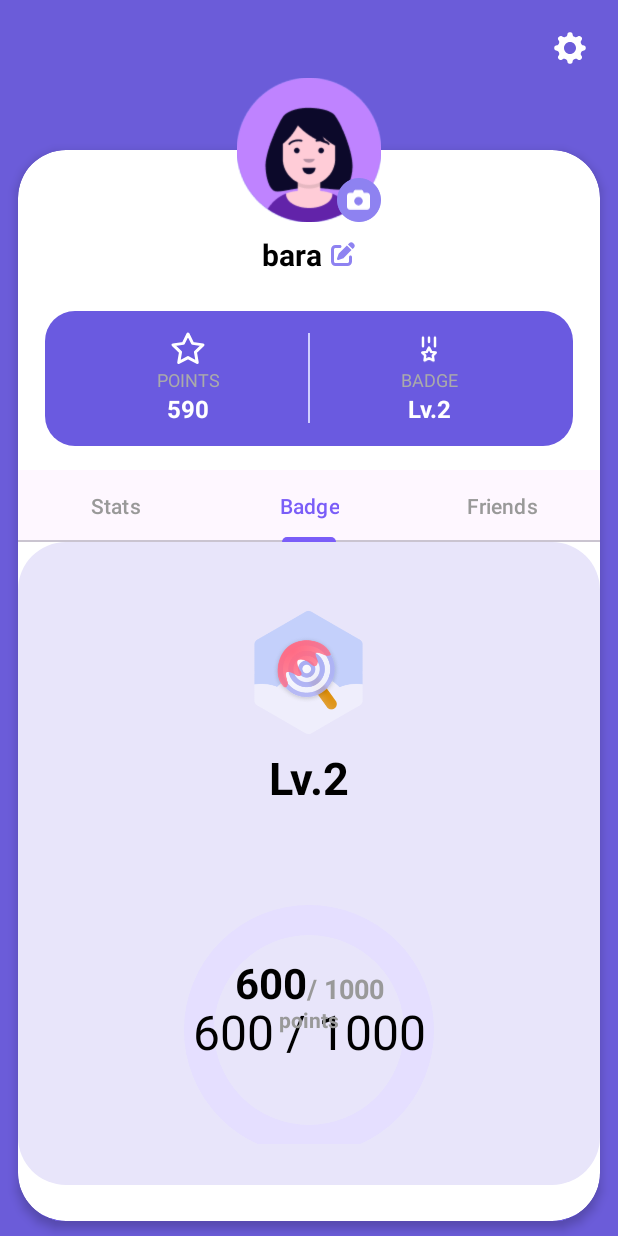
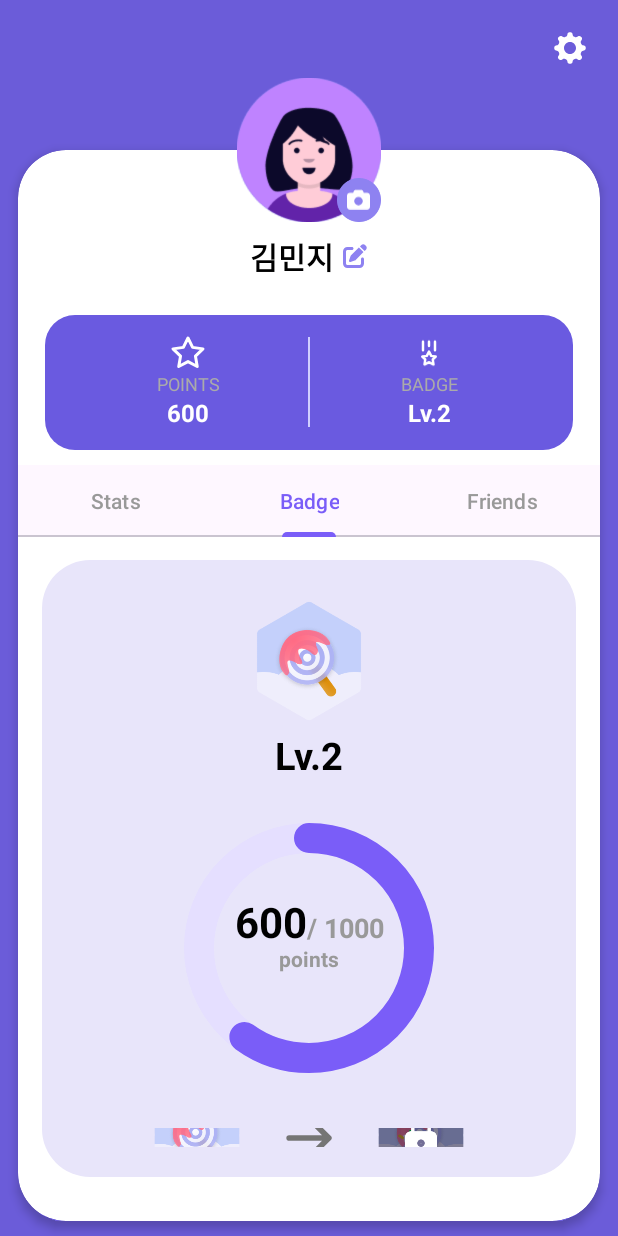
Before and after one commit to NewsBara/NewsBara_Frontend, an Android app: the fragment MyPageFragment placed in its activity, tab 2 chosen, on a phone screen of 412 x 824 dp. Run offline under Robolectric (Android 15) with nearby library versions, the phone set to English and light mode, and no system bars; pictures from the network do not load.

Commit message:
마이페이지 ui 완성/데이터 바인딩

```diff
--- a/app/src/main/java/com/example/newsbara/BadgeFragment.kt
+++ b/app/src/main/java/com/example/newsbara/BadgeFragment.kt
@@ -1,10 +1,7 @@
 package com.example.newsbara
 
-import android.graphics.Color
 import android.graphics.Typeface
 import android.os.Bundle
-import android.text.Spannable
-import android.text.SpannableString
 import android.text.SpannableStringBuilder
 import android.text.Spanned
 import android.text.style.AbsoluteSizeSpan
@@ -13,16 +10,17 @@ import android.text.style.StyleSpan
 import android.view.LayoutInflater
 import android.view.View
 import android.view.ViewGroup
-import android.widget.TextView
 import androidx.core.content.ContextCompat
 import androidx.fragment.app.Fragment
 import com.example.newsbara.data.BadgeInfo
 import com.example.newsbara.databinding.FragmentBadgeBinding
 
+
 class BadgeFragment : Fragment() {
 
     private var _binding: FragmentBadgeBinding? = null
     private val binding get() = _binding!!
+    private lateinit var viewModel: SharedViewModel
 
     private val dummyBadge = BadgeInfo(
         currentBadgeName = "level 3",
@@ -45,17 +43,24 @@ class BadgeFragment : Fragment() {
     }
 
     override fun onViewCreated(view: View, savedInstanceState: Bundle?) {
-        // 프로그레스 설정
-        binding.customCircularProgressView.setCurrentProgress(
-            current = dummyBadge.currentPoints,
-            max = dummyBadge.nextBadgeMinPoint
-        )
+        viewModel = (requireActivity().application as MyApp).sharedViewModel
 
-        // 텍스트 스타일 적용
-        binding.tvProgressText.text = buildStyledProgress(
-            dummyBadge.currentPoints,
-            dummyBadge.nextBadgeMinPoint
-        )
+        // 👉 더미 데이터 수동으로 ViewModel에 주입
+        viewModel.setBadgeInfo(dummyBadge)
+
+        viewModel.badgeInfo.observe(viewLifecycleOwner) { badge ->
+            // 프로그레스 뷰 반영
+            binding.customCircularProgressView.setCurrentProgress(
+                current = badge.currentPoints,
+                max = badge.nextBadgeMinPoint
+            )
+
+            // 텍스트 스타일 반영
+            binding.tvProgressText.text = buildStyledProgress(
+                badge.currentPoints,
+                badge.nextBadgeMinPoint
+            )
+        }
     }
 
     private fun buildStyledProgress(current: Int, max: Int): SpannableStringBuilder {
--- a/app/src/main/java/com/example/newsbara/CustomCircularProgress.kt
+++ b/app/src/main/java/com/example/newsbara/CustomCircularProgress.kt
@@ -14,8 +14,8 @@ class CustomCircularProgressView @JvmOverloads constructor(
     attrs: AttributeSet? = null
 ) : View(context, attrs) {
 
-    var progress: Int = 0     // 현재 포인트
-    var maxProgress: Int = 0 // 최대 포인트
+    var progress: Int = 600     // 현재 포인트
+    var maxProgress: Int = 1000 // 최대 포인트
 
     private val bgPaint = Paint(Paint.ANTI_ALIAS_FLAG).apply {
         color = Color.parseColor("#E5DFFF")
@@ -29,12 +29,6 @@ class CustomCircularProgressView @JvmOverloads constructor(
         strokeWidth = 30f
         style = Paint.Style.STROKE
         strokeCap = Paint.Cap.ROUND
-    }
-
-    private val textPaint = Paint(Paint.ANTI_ALIAS_FLAG).apply {
-        color = Color.BLACK
-        textSize = 48f
-        textAlign = Paint.Align.CENTER
     }
 
     override fun onDraw(canvas: Canvas) {
@@ -56,12 +50,8 @@ class CustomCircularProgressView @JvmOverloads constructor(
         canvas.drawArc(rect, 0f, 360f, false, bgPaint)
 
         // 진행 원
-        val sweepAngle = (progress / maxProgress) * 360f
+        val sweepAngle = (progress.toFloat() / maxProgress.toFloat()) * 360f
         canvas.drawArc(rect, -90f, sweepAngle, false, progressPaint)
-
-        // 텍스트
-        val text = "${progress.toInt()} / ${maxProgress.toInt()}"
-        canvas.drawText(text, centerX, centerY + 20f, textPaint)
     }
 
     fun setCurrentProgress(current: Int, max: Int) {
--- a/app/src/main/java/com/example/newsbara/HomeActivity.kt
+++ b/app/src/main/java/com/example/newsbara/HomeActivity.kt
@@ -12,11 +12,9 @@ import androidx.recyclerview.widget.RecyclerView
 import com.example.newsbara.adapter.VideoSectionAdapter
 import com.example.newsbara.data.HistoryItem
 import com.example.newsbara.data.SubtitleLine
-import com.example.newsbara.data.VideoItem
 import com.example.newsbara.data.VideoSection
 import com.example.newsbara.retrofit.RetrofitClient
 import kotlinx.coroutines.launch
-import androidx.fragment.app.Fragment
 
 
 
--- a/app/src/main/java/com/example/newsbara/MyPageFragment.kt
+++ b/app/src/main/java/com/example/newsbara/MyPageFragment.kt
@@ -4,9 +4,11 @@ import android.os.Bundle
 import android.view.LayoutInflater
 import android.view.View
 import android.view.ViewGroup
+import android.widget.TextView
 import androidx.fragment.app.Fragment
 import androidx.viewpager2.widget.ViewPager2
 import com.example.newsbara.adapter.MyPageViewPagerAdapter
+import com.example.newsbara.data.MyPageInfo
 import com.google.android.material.tabs.TabLayout
 import com.google.android.material.tabs.TabLayoutMediator
 
@@ -15,14 +17,24 @@ class MyPageFragment : Fragment() {
     private lateinit var tabLayout: TabLayout
     private lateinit var viewPager: ViewPager2
     private lateinit var adapter: MyPageViewPagerAdapter
+    private lateinit var viewModel: SharedViewModel
+
+    private lateinit var pointsText: TextView
+    private lateinit var badgeText: TextView
+    private lateinit var nameText: TextView
 
     override fun onCreateView(inflater: LayoutInflater, container: ViewGroup?, savedInstanceState: Bundle?): View? {
         return inflater.inflate(R.layout.fragment_mypage, container, false)
     }
 
     override fun onViewCreated(view: View, savedInstanceState: Bundle?) {
+        viewModel = (requireActivity().application as MyApp).sharedViewModel
+
         tabLayout = view.findViewById(R.id.tabLayout)
         viewPager = view.findViewById(R.id.viewPager)
+        pointsText = view.findViewById(R.id.points)
+        badgeText = view.findViewById(R.id.badge)
+        nameText = view.findViewById(R.id.tvName)
 
         adapter = MyPageViewPagerAdapter(this)
         viewPager.adapter = adapter
@@ -31,5 +43,22 @@ class MyPageFragment : Fragment() {
         TabLayoutMediator(tabLayout, viewPager) { tab, position ->
             tab.text = tabTitles[position]
         }.attach()
+
+        val dummyInfo = MyPageInfo(
+            id = 1,
+            email = "test@example.com",
+            name = "김민지",
+            badgeName = "Lv.2",
+            point = 600,
+            profileImg = null
+        )
+        viewModel.setMyPageInfo(dummyInfo)
+
+        // LiveData 관찰
+        viewModel.myPageInfo.observe(viewLifecycleOwner) { info ->
+            pointsText.text = info.point.toString()
+            badgeText.text = info.badgeName
+            nameText.text = info.name
+        }
     }
 }
--- a/app/src/main/java/com/example/newsbara/SharedViewModel.kt
+++ b/app/src/main/java/com/example/newsbara/SharedViewModel.kt
@@ -3,12 +3,12 @@ package com.example.newsbara
 import androidx.lifecycle.LiveData
 import androidx.lifecycle.MutableLiveData
 import androidx.lifecycle.ViewModel
+import com.example.newsbara.data.BadgeInfo
 import com.example.newsbara.data.Friend
 import com.example.newsbara.data.HistoryItem
-import com.example.newsbara.data.ShadowingSentence
+import com.example.newsbara.data.MyPageInfo
 import com.example.newsbara.data.SubtitleLine
-import com.example.newsbara.data.VideoItem
-import com.example.newsbara.data.VideoProgress
+
 
 class SharedViewModel : ViewModel() {
     val highlightWords = listOf("accelerating", "global", "urgent")
@@ -22,17 +22,20 @@ class SharedViewModel : ViewModel() {
     private val _thumbnailUrl = MutableLiveData<String>()
     val thumbnailUrl: LiveData<String> get() = _thumbnailUrl
 
-
     private val _subtitleList = MutableLiveData<List<SubtitleLine>>()
     val subtitleList: MutableLiveData<List<SubtitleLine>> get() = _subtitleList
 
     private val _historyList = MutableLiveData<List<HistoryItem>>(mutableListOf())
     val historyList: LiveData<List<HistoryItem>> get() = _historyList
 
+    private val _myPageInfo = MutableLiveData<MyPageInfo>()
+    val myPageInfo: LiveData<MyPageInfo> = _myPageInfo
+
+    private val _badgeInfo = MutableLiveData<BadgeInfo>()
+    val badgeInfo: LiveData<BadgeInfo> get() = _badgeInfo
 
     private val _friendList = MutableLiveData<List<Friend>>()
     val friendList: LiveData<List<Friend>> get() = _friendList
-
 
     fun setVideoProgress(item: HistoryItem) {
         _videoId.value = item.videoId
@@ -46,6 +49,14 @@ class SharedViewModel : ViewModel() {
         _subtitleList.value = subs
     }
 
+    fun setMyPageInfo(info: MyPageInfo) {
+        _myPageInfo.value = info
+    }
+
+    fun setBadgeInfo(info: BadgeInfo) {
+        _badgeInfo.value = info
+    }
+
     fun addToHistory(video: HistoryItem) {
         val currentList = _historyList.value?.toMutableList() ?: mutableListOf()
 
--- a/app/src/main/java/com/example/newsbara/StatsFragment.kt
+++ b/app/src/main/java/com/example/newsbara/StatsFragment.kt
@@ -11,9 +11,7 @@ import androidx.recyclerview.widget.LinearLayoutManager
 import androidx.recyclerview.widget.RecyclerView
 import com.example.newsbara.adapter.StatsAdapter
 import com.example.newsbara.data.HistoryItem
-import com.example.newsbara.data.Step
-import com.example.newsbara.data.VideoItem
-import com.example.newsbara.data.VideoProgress
+
 class StatsFragment : Fragment() {
 
     private lateinit var recyclerView: RecyclerView
--- a/app/src/main/res/layout/fragment_badge.xml
+++ b/app/src/main/res/layout/fragment_badge.xml
@@ -1,14 +1,20 @@
 <?xml version="1.0" encoding="utf-8"?>
-<androidx.cardview.widget.CardView
-    xmlns:android="http://schemas.android.com/apk/res/android"
+<LinearLayout xmlns:android="http://schemas.android.com/apk/res/android"
     xmlns:app="http://schemas.android.com/apk/res-auto"
+    android:layout_width="match_parent"
+    android:layout_height="wrap_content"
     xmlns:tools="http://schemas.android.com/tools"
-    android:layout_width="match_parent"
-    android:layout_height="match_parent"
-    app:cardCornerRadius="32dp"
-    app:cardElevation="0dp"
-    android:layout_margin="16dp"
-    android:background="#EDE7FF">
+    android:orientation="vertical"
+    android:paddingTop="10dp">
+
+    <androidx.cardview.widget.CardView
+        android:layout_width="match_parent"
+        android:layout_height="wrap_content"
+        app:cardCornerRadius="32dp"
+        app:cardElevation="0dp"
+        android:layout_marginHorizontal="16dp"
+        android:layout_marginVertical="5dp"
+        android:background="#E8E5FA">
 
     <LinearLayout
         android:layout_width="match_parent"
@@ -16,36 +22,35 @@
         android:orientation="vertical"
         android:gravity="center_horizontal"
         android:background="#E8E5FA"
-        android:paddingTop="45dp">
+        android:paddingTop="27dp">
 
         <ImageView
             android:id="@+id/imageCurrentLevelBadge"
-            android:layout_width="83dp"
-            android:layout_height="83dp"
-            android:src="@drawable/ic_lv2" />
+            android:layout_width="80dp"
+            android:layout_height="80dp"
+            android:src="@drawable/ic_lv2"/>
 
         <TextView
             android:id="@+id/textCurrentLevel"
             android:layout_width="wrap_content"
             android:layout_height="wrap_content"
             android:text="Lv.2"
-            android:textSize="30sp"
+            android:textSize="25sp"
             android:textStyle="bold"
-            android:layout_marginTop="8dp"
+            android:layout_marginTop="5dp"
             android:textColor="#000000" />
 
         <FrameLayout
             android:layout_width="200dp"
             android:layout_height="200dp"
-            android:layout_marginTop="24dp"
+            android:layout_marginTop="1dp"
             tools:ignore="MissingClass">
 
             <com.example.newsbara.CustomCircularProgressView
                 android:id="@+id/customCircularProgressView"
                 android:layout_width="200dp"
                 android:layout_height="200dp"
-                android:layout_marginTop="24dp" />
-
+                android:layout_marginTop="10dp" />
 
             <TextView
                 android:id="@+id/tvProgressText"
@@ -62,7 +67,8 @@
             android:layout_width="wrap_content"
             android:layout_height="wrap_content"
             android:orientation="horizontal"
-            android:layout_marginTop="32dp"
+            android:layout_marginTop="30dp"
+            android:layout_marginBottom="20dp"
             android:gravity="center">
 
             <LinearLayout
@@ -72,7 +78,7 @@
                 android:gravity="center">
 
                 <ImageView
-                    android:id="@+id/imageLevelBefore"
+                    android:id="@+id/imageLevelCurrent"
                     android:layout_width="65dp"
                     android:layout_height="65dp"
                     android:src="@drawable/ic_lv2" />
@@ -87,14 +93,12 @@
                     android:layout_marginTop="4dp" />
             </LinearLayout>
 
-
             <ImageView
                 android:id="@+id/imageArrow"
                 android:layout_width="45dp"
                 android:layout_height="45dp"
                 android:src="@drawable/ic_arrow"
                 android:layout_marginHorizontal="19dp" />
-
 
             <LinearLayout
                 android:layout_width="wrap_content"
@@ -120,3 +124,4 @@
         </LinearLayout>
     </LinearLayout>
 </androidx.cardview.widget.CardView>
+</LinearLayout>
--- a/app/src/main/res/layout/fragment_mypage.xml
+++ b/app/src/main/res/layout/fragment_mypage.xml
@@ -15,7 +15,6 @@
         app:layout_constraintTop_toTopOf="parent"
         app:layout_constraintEnd_toEndOf="parent"/>
 
-
     <FrameLayout
         android:id="@+id/profileContainer"
         android:layout_width="96dp"
@@ -26,7 +25,6 @@
         app:layout_constraintEnd_toEndOf="parent"
         android:layout_marginTop="-48dp">
 
-
         <ImageView
             android:id="@+id/ivProfile"
             android:layout_width="96dp"
@@ -35,13 +33,11 @@
             android:scaleType="centerCrop"
             android:background="@drawable/ic_circle"/>
 
-
         <FrameLayout
             android:layout_width="29dp"
             android:layout_height="29dp"
             android:layout_gravity="bottom|end"
             android:layout_margin="0dp">
-
 
             <ImageView
                 android:id="@+id/btnEditProfile"
@@ -50,7 +46,6 @@
                 android:src="@drawable/ic_circle"
                 android:scaleType="centerCrop" />
 
-
             <ImageView
                 android:layout_width="15dp"
                 android:layout_height="15dp"
@@ -58,7 +53,6 @@
                 android:layout_gravity="center" />
         </FrameLayout>
     </FrameLayout>
-
 
     <androidx.cardview.widget.CardView
         android:id="@+id/cardContainer"
@@ -100,6 +94,7 @@
                     android:textColor="#000000"/>
 
                 <ImageView
+                    android:id="@+id/profileImg"
                     android:layout_width="16dp"
                     android:layout_height="16dp"
                     android:layout_marginStart="6dp"
@@ -137,6 +132,7 @@
                         android:textSize="12sp"
                         android:textColor="#AAAAAA"/>
                     <TextView
+                        android:id="@+id/points"
                         android:layout_height="wrap_content"
                         android:layout_width="wrap_content"
                         android:text="590"
@@ -151,7 +147,6 @@
                     android:layout_marginHorizontal="16dp"
                     android:background="#D0CFFF" />
 
-                <!-- Badge -->
                 <LinearLayout
                     android:layout_width="0dp"
                     android:layout_weight="1"
@@ -170,6 +165,7 @@
                         android:textSize="12sp"
                         android:textColor="#AAAAAA"/>
                     <TextView
+                        android:id="@+id/badge"
                         android:layout_height="wrap_content"
                         android:layout_width="wrap_content"
                         android:text="Lv.2"
@@ -184,7 +180,7 @@
                 android:id="@+id/tabLayout"
                 android:layout_width="match_parent"
                 android:layout_height="wrap_content"
-                android:layout_marginTop="16dp"
+                android:layout_marginTop="10dp"
                 app:tabIndicatorColor="#7A5DF8"
                 app:tabSelectedTextColor="#7A5DF8"
                 app:tabTextColor="#999999"/>
```
Also changed, not shown: app/src/main/res/layout/fragment_friends.xml (+14 -6 lines), app/src/main/res/layout/fragment_stats.xml (+21 -14 lines), app/src/main/res/layout/item_history.xml (+4 -6 lines), app/src/main/res/drawable/thumbnail1.png (added).
